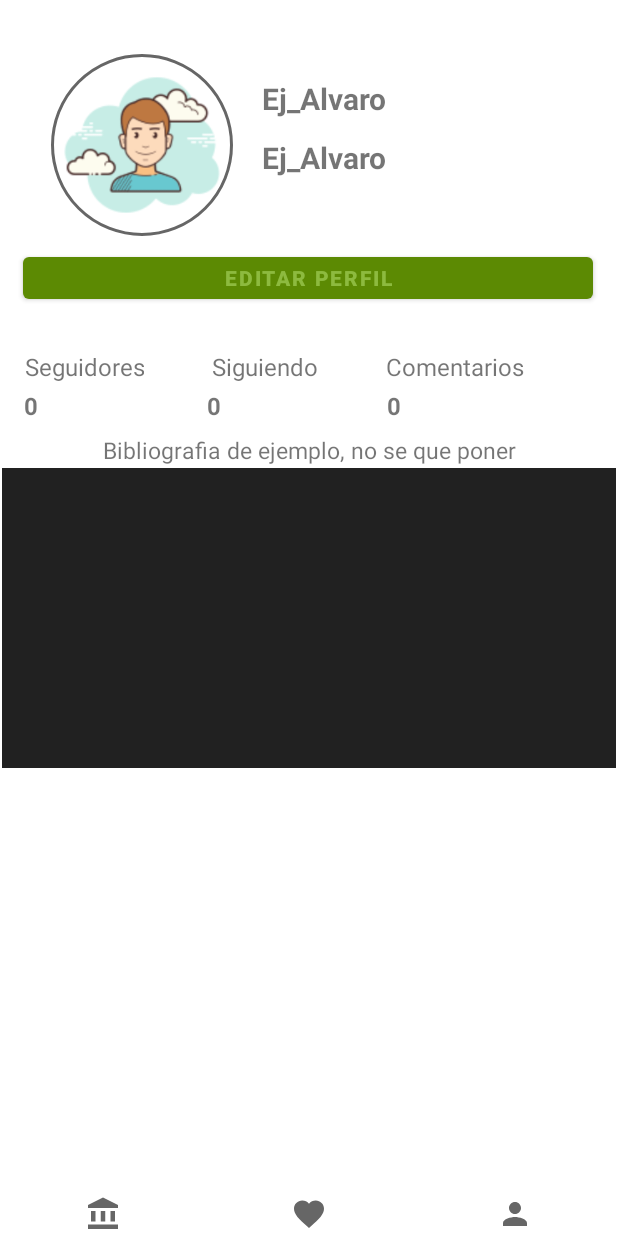
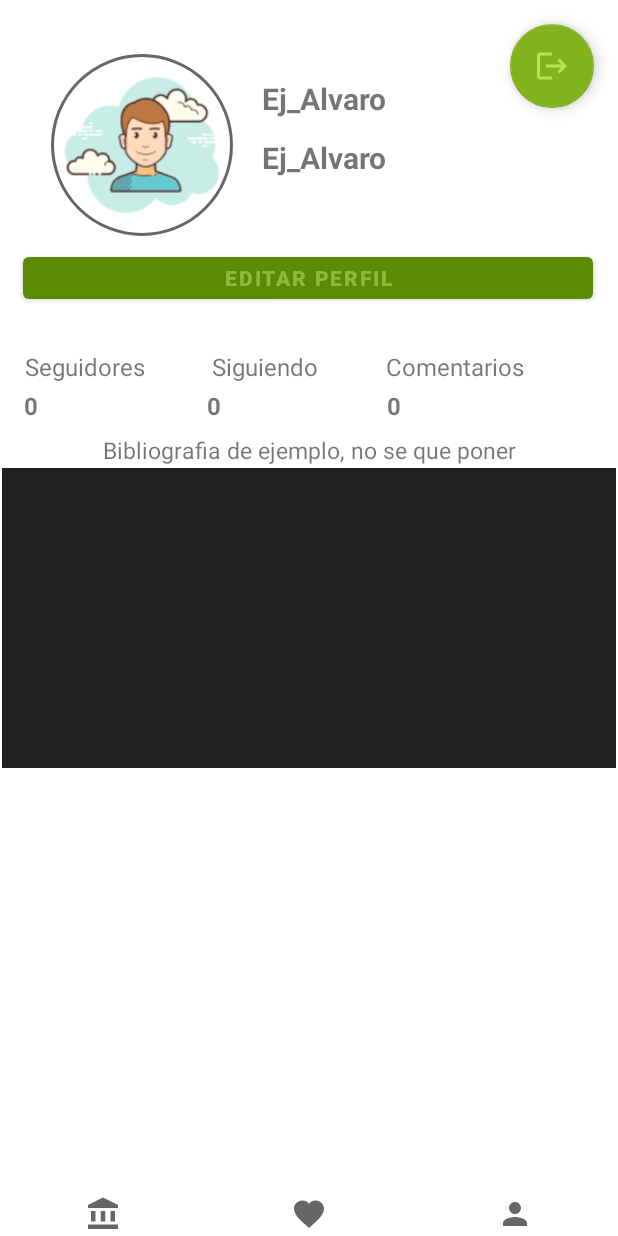
Before and after one commit to AlvaroOrtizP/RefindProyecto, an Android app: the layout activity_perfil.xml on its own in the app's theme, with its tools: preview values and no code run, on a phone screen of 412 x 824 dp. Run offline under Robolectric (Android 15) with nearby library versions, the phone set to English and light mode, and no system bars; network calls fail.

Commit message:
Login con validacion si esta o no con la sesion iniciada OK Logout en perfil correcto

```diff
--- a/app/src/main/AndroidManifest.xml
+++ b/app/src/main/AndroidManifest.xml
@@ -42,14 +42,16 @@
         <activity android:name=".ActivityFavoritos" />
         <activity android:name=".ActivityPerfil" />
         <activity android:name=".ActivityRegistro" />
-        <activity android:name=".ActivityLogin" />
-        <activity android:name=".MainActivity">
+        <activity android:name=".ActivityLogin">
             <intent-filter>
                 <action android:name="android.intent.action.MAIN" />
 
                 <category android:name="android.intent.category.LAUNCHER" />
             </intent-filter>
         </activity>
+        <activity android:name=".MainActivity">
+
+        </activity>
     </application>
 
 </manifest>
--- /dev/null
+++ b/app/src/main/res/drawable/ic_logout.xml
@@ -0,0 +1,9 @@
+<vector xmlns:android="http://schemas.android.com/apk/res/android"
+    android:width="24dp"
+    android:height="24dp"
+    android:viewportWidth="24"
+    android:viewportHeight="24">
+  <path
+      android:fillColor="#FF000000"
+      android:pathData="M17,7l-1.41,1.41L18.17,11H8v2h10.17l-2.58,2.58L17,17l5,-5zM4,5h8V3H4c-1.1,0 -2,0.9 -2,2v14c0,1.1 0.9,2 2,2h8v-2H4V5z"/>
+</vector>
--- a/app/src/main/res/layout-land/activity_login.xml
+++ b/app/src/main/res/layout-land/activity_login.xml
@@ -60,7 +60,7 @@
                 tools:text="@string/mensajeParaRegistro" />
 
             <Button
-                android:id="@+id/button2"
+                android:id="@+id/irRegistroLogin"
                 android:layout_width="wrap_content"
                 android:layout_height="wrap_content"
                 android:onClick="toRegistro"
--- a/app/src/main/res/layout/activity_login.xml
+++ b/app/src/main/res/layout/activity_login.xml
@@ -43,7 +43,6 @@
             android:layout_width="match_parent"
             android:layout_height="wrap_content"
             android:layout_marginTop="50dp"
-            android:onClick="iniciarSesion"
             android:text="@string/iniciarSesionLogin" />
 
         <LinearLayout
@@ -60,7 +59,7 @@
                 tools:text="@string/mensajeParaRegistro" />
 
             <Button
-                android:id="@+id/button2"
+                android:id="@+id/irRegistroLogin"
                 android:layout_width="wrap_content"
                 android:layout_height="wrap_content"
                 android:onClick="toRegistro"
--- a/app/src/main/res/layout/activity_perfil.xml
+++ b/app/src/main/res/layout/activity_perfil.xml
@@ -63,6 +63,20 @@
         app:layout_constraintHorizontal_bias="0.1"
         app:layout_constraintStart_toEndOf="@+id/fotoUsuario"
         app:layout_constraintTop_toTopOf="parent" />
+
+    <com.google.android.material.floatingactionbutton.FloatingActionButton
+        android:id="@+id/logOut"
+        android:layout_width="wrap_content"
+        android:layout_height="wrap_content"
+        android:layout_gravity="end|bottom"
+        android:layout_margin="16dp"
+        android:layout_marginTop="16dp"
+        android:layout_marginEnd="16dp"
+        app:srcCompat="@drawable/ic_logout"
+        app:layout_constraintBottom_toTopOf="@+id/editarPerfil"
+        app:layout_constraintEnd_toEndOf="parent"
+        app:layout_constraintTop_toTopOf="parent"
+        app:layout_constraintVertical_bias="0.0" />
 
     <LinearLayout
         android:id="@+id/linearLayout4"
```
Also changed, not shown: app/src/main/java/com/example/refindproyecto/ActivityLogin.java (+87 -9 lines), app/src/main/java/com/example/refindproyecto/ActivityPerfil.java (+38 -48 lines), app/src/main/java/com/example/refindproyecto/ActivityRegistro.java (+42 -6 lines), app/src/main/java/com/example/refindproyecto/POJOS/Usuario.java (+20 -1 lines).
